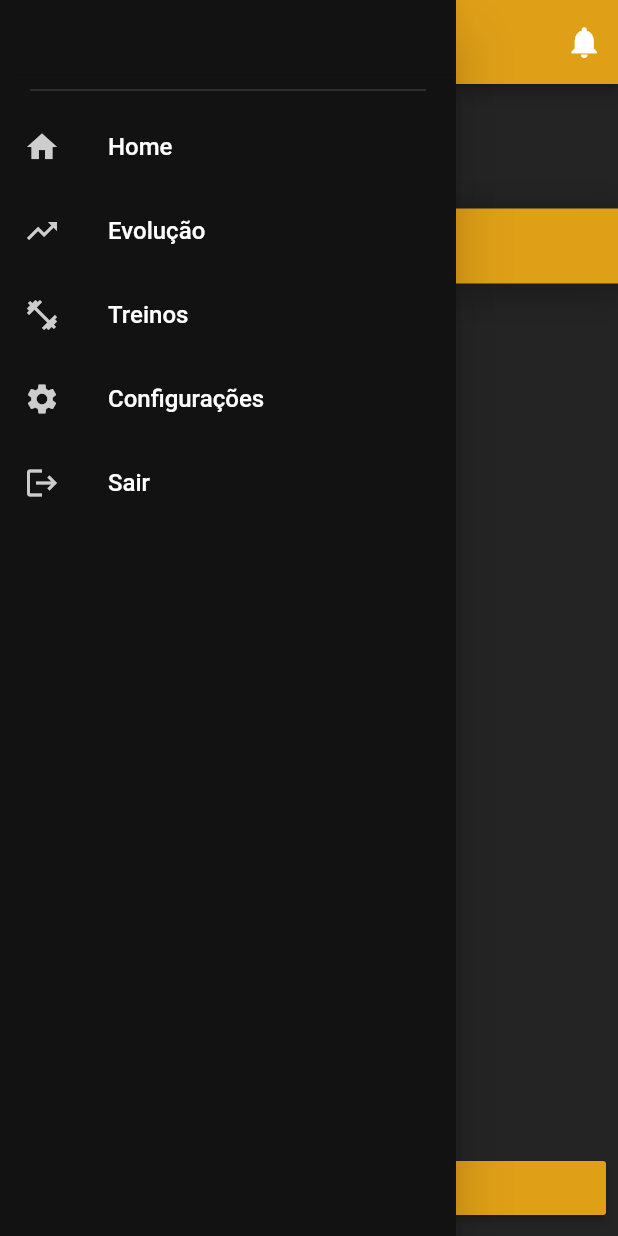
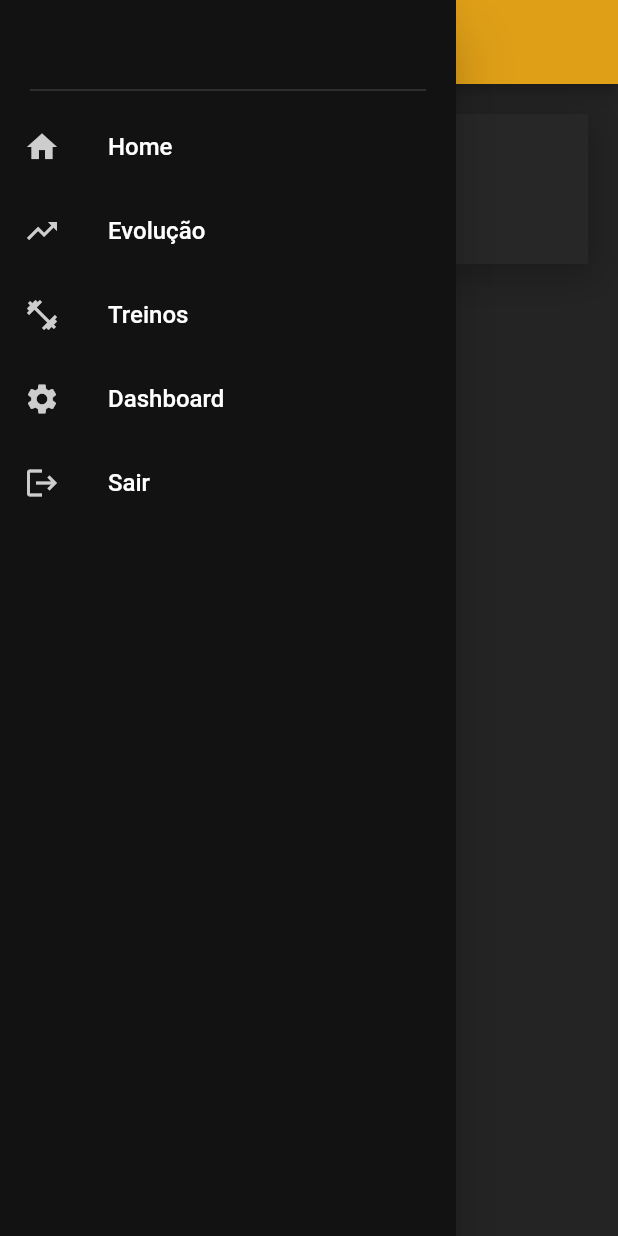
Before and after one commit to vitorhcoelho/Gym-Rats, a Flutter app: the HomePage screen opened directly, with the side drawer open, on a phone screen of 412 x 824 dp. Run offline on Flutter 3.47's test engine with Material 2 defaults, Android fonts, the phone set to English and light mode, and no system bars; our stand-ins replace cloud_firestore, firebase_auth; accounts and stored records are empty.

Commit message:
mudança tela inicial-tela dashboard-criação meta

```diff
--- a/lib/main.dart
+++ b/lib/main.dart
@@ -1,4 +1,6 @@
 import 'package:flutter/material.dart';
+import 'package:flutter_localizations/flutter_localizations.dart';
+import 'package:gym_rats/modules/dashboard/view/dashboard.dart';
 import 'package:gym_rats/modules/evolution/view/evolucao.dart';
 import 'package:gym_rats/modules/home/view/home_page.dart';
 import 'package:gym_rats/modules/login/view/login_page.dart';
@@ -6,6 +8,7 @@ import 'package:gym_rats/modules/training/view/new_training.dart';
 import 'package:gym_rats/modules/training/view/training_form.dart';
 import 'package:scoped_model/scoped_model.dart';
 import 'models/usuariosModel.dart';
+import 'modules/dashboard/view/meta_cadastro.dart';
 import 'modules/evolution/view/evolucao_cadastro.dart';
 import 'modules/sign_up/view/sign_up_page.dart';
 
@@ -39,6 +42,11 @@ class _MyHomePageState extends State<MyHomePage> {
     return ScopedModel<Usuario>(
       model: Usuario(),
       child: MaterialApp(
+        localizationsDelegates: [
+          GlobalMaterialLocalizations.delegate,
+          GlobalWidgetsLocalizations.delegate
+        ],
+        supportedLocales: [const Locale('pt', 'BR')],
         initialRoute: '/login',
         routes: {
           // ignore: missing_required_param
@@ -48,7 +56,9 @@ class _MyHomePageState extends State<MyHomePage> {
           '/training_form': (context) => TrainingForm(),
           '/evolucao': (context) => EvolucaoPage(),
           '/evolucao_cadastro': (context) => EvolucaoForm(),
-          '/': (context) => HomePage(),
+          '/home': (context) => HomePage(),
+          '/dashboard': (context) => DashboardPage(),
+          '/meta_cadastro': (context) => MetaForm(),
         },
       ),
     );
--- a/lib/models/treinos.dart
+++ b/lib/models/treinos.dart
@@ -8,6 +8,7 @@ class Treinos {
   String series;
   String descanso;
   String dia;
+  int quantidade;
 
   Treinos();
 
@@ -19,5 +20,6 @@ class Treinos {
     series = document.data["series"];
     descanso = document.data["descanso"];
     dia = document.data["dia"];
+    quantidade = document.data["quantidade"];
   }
 }
--- a/lib/modules/home/components/training.dart
+++ /dev/null
@@ -1,31 +0,0 @@
-import 'package:flutter/material.dart';
-import 'package:flutter/widgets.dart';
-
-class Training extends StatelessWidget {
-  @override
-  Widget build(BuildContext context) {
-    return InkWell(
-      // onTap: doSomething,
-      child: SizedBox(
-        height: 50,
-        width: 100,
-        child: Container(
-          decoration: BoxDecoration(
-            color: Color(0xFFDF9F17),
-            boxShadow: [
-              BoxShadow(
-                color: Color(0xFF121212).withOpacity(0.5),
-                spreadRadius: 4,
-                blurRadius: 20,
-                offset: Offset(0, 4),
-              ),
-            ],
-          ),
-          child: Text('Supino Inclinado',
-              textAlign: TextAlign.left,
-              style: TextStyle(color: Colors.black, fontSize: 18)),
-        ),
-      ),
-    );
-  }
-}
--- a/lib/modules/home/components/trainingNull.dart
+++ b/lib/modules/home/components/trainingNull.dart
@@ -2,6 +2,10 @@ import 'package:flutter/material.dart';
 import 'package:flutter/widgets.dart';
 
 class TrainingNull extends StatelessWidget {
+  final String mensagem;
+
+  const TrainingNull(this.mensagem);
+
   @override
   Widget build(BuildContext context) {
     return Container(
@@ -26,7 +30,7 @@ class TrainingNull extends StatelessWidget {
                 ],
               ),
               child: Text(
-                "Nada de treinos por hoje...",
+                mensagem,
                 textAlign: TextAlign.left,
                 style: TextStyle(fontSize: 16, color: Colors.white),
               ),
--- a/lib/modules/home/view/home_page.dart
+++ b/lib/modules/home/view/home_page.dart
@@ -1,52 +1,69 @@
+import 'package:cloud_firestore/cloud_firestore.dart';
 import 'package:flutter/material.dart';
-import 'package:gym_rats/modules/home/components/training.dart';
-import '../../drawer/components/sideMenuDrawer.dart';
+import 'package:gym_rats/models/treinos.dart';
+import 'package:gym_rats/models/usuariosModel.dart';
+import 'package:gym_rats/modules/drawer/components/sideMenuDrawer.dart';
+import 'package:gym_rats/modules/home/components/trainingNull.dart';
+import 'package:gym_rats/modules/home/components/trainingTileHome.dart';
+import 'package:scoped_model/scoped_model.dart';
+import 'package:intl/intl.dart';
+import 'package:intl/date_symbol_data_local.dart';
 
-class HomePage extends StatelessWidget {
+class HomePage extends StatefulWidget {
+  @override
+  _HomePageState createState() => _HomePageState();
+}
+
+class _HomePageState extends State<HomePage> {
+  @override
+  void initState() {
+    super.initState();
+    initializeDateFormatting();
+  }
+
+  String dia = DateFormat.EEEE('pt_BR').format(DateTime.now());
+
   @override
   Widget build(BuildContext context) {
+    return Scaffold(
+        body: ScopedModelDescendant<Usuario>(builder: (context, child, model) {
+      if (model.isLoading)
+        return Center(
+          child: CircularProgressIndicator(),
+        );
+
       return Scaffold(
         drawerScrimColor: Colors.transparent,
         drawer: SideMenuDrawer(),
         backgroundColor: Color(0xFF242424),
         appBar: AppBar(
-        actions: [
-          Padding(
-            padding: EdgeInsets.only(right: 10),
-            child: Icon(
-              Icons.notifications,
-              color: Colors.white,
-              size: 25,
-            ),
-          )
-        ],
+          title: Text('Home'),
           flexibleSpace: Container(
             decoration: BoxDecoration(color: Color(0xFFDF9F17)),
           ),
         ),
-      body: Center(
-          child: ListView(
-        children: <Widget>[
-          Padding(
-              padding: EdgeInsets.fromLTRB(0, 30, 0, 30),
-              child: Text(
-                "Hoje",
-                textAlign: TextAlign.center,
-                style: TextStyle(fontSize: 20, color: Colors.white),
-              )),
-          Training(),
-        ],
-      )),
-      bottomNavigationBar: Padding(
-        padding: EdgeInsets.all(8.0),
-        // ignore: deprecated_member_use
-        child: RaisedButton(
-          onPressed: () {},
-          color: Color(0xFFDF9F17),
-          child: Text("DESCANSO",
-              style: TextStyle(color: Colors.black, fontSize: 18)),
-        ),
-      ),
+        body: FutureBuilder<QuerySnapshot>(
+            future: Firestore.instance
+                .collection("users")
+                .document(model.firebaseUser.uid)
+                .collection("treinos")
+                .where('dia', isEqualTo: dia)
+                .getDocuments(),
+            builder: (context, snapshot) {
+              if (snapshot.data == null || snapshot.data.documents.length == 0)
+                return Center(
+                  child: TrainingNull('Nada de treinos por hoje...'),
                 );
+              else
+                return ListView.builder(
+                    itemCount: snapshot.data.documents.length,
+                    itemBuilder: (ctx, i) {
+                      Treinos treinos =
+                          Treinos.fromDocument(snapshot.data.documents[i]);
+                      return TreinoHome(treinos);
+                    });
+            }),
+      );
+    }));
   }
 }
--- a/lib/modules/login/view/login_page.dart
+++ b/lib/modules/login/view/login_page.dart
@@ -200,7 +200,7 @@ class _LoginPageState extends State<LoginPage> {
 
   void _onSuccess() {
     Future.delayed(Duration(seconds: 2)).then((_) {
-      Navigator.of(context).pop();
+      Navigator.of(context).pushNamed('/home');
     });
   }
 
--- a/lib/modules/sign_up/view/sign_up_page.dart
+++ b/lib/modules/sign_up/view/sign_up_page.dart
@@ -198,6 +198,7 @@ class _SigninPageState extends State<SigninPage> {
                                 Map<String, dynamic> userData = {
                                   "name": _nameInputController.text,
                                   "email": _mailInputController.text,
+                                  "peso": 0
                                 };
 
                                 model.signUp(
--- a/lib/modules/training/view/new_training.dart
+++ b/lib/modules/training/view/new_training.dart
@@ -3,6 +3,7 @@ import 'package:flutter/material.dart';
 import 'package:gym_rats/models/treinos.dart';
 import 'package:gym_rats/models/usuariosModel.dart';
 import 'package:gym_rats/modules/drawer/components/sideMenuDrawer.dart';
+import 'package:gym_rats/modules/home/components/trainingNull.dart';
 import 'package:gym_rats/modules/training/view/training_tile.dart';
 import 'package:scoped_model/scoped_model.dart';
 
@@ -50,17 +51,16 @@ class _NewTrainingPageState extends State<NewTrainingPage> {
                 .collection("treinos")
                 .getDocuments(),
             builder: (context, snapshot) {
-              if (!snapshot.hasData)
+              if (snapshot.data == null || snapshot.data.documents.length == 0)
                 return Center(
-                  child: CircularProgressIndicator(),
+                  child: TrainingNull('Sem treinos cadastrados!'),
                 );
               else
                 return ListView.builder(
                     itemCount: snapshot.data.documents.length,
                     itemBuilder: (ctx, i) {
-                      Treinos treinos =
-                          Treinos.fromDocument(snapshot.data.documents[i]);
-                      return TreinoTile(treinos);
+                      return TreinoTile(
+                          Treinos.fromDocument(snapshot.data.documents[i]));
                     });
             }),
       );
--- a/pubspec.yaml
+++ b/pubspec.yaml
@@ -24,11 +24,14 @@ dependencies:
   flutter:
     sdk: flutter
   provider:
-
+  intl:
+  flutter_localizations:
+    sdk: flutter
 
   firebase_auth: ^0.11.1
   cloud_firestore: ^0.11.0+2
   scoped_model: ^1.0.1
+  charts_flutter:
 
   # The following adds the Cupertino Icons font to your application.
   # Use with the CupertinoIcons class for iOS style icons.
```
Also changed, not shown: lib/models/evolucaoModel.dart (+58 -0 lines), lib/models/treinosModel.dart (+14 -0 lines), lib/modules/dashboard/components/meta_tile.dart (added, +64 -0 lines), lib/modules/dashboard/view/dashboard.dart (added, +42 -0 lines), lib/modules/dashboard/view/meta_cadastro.dart (added, +89 -0 lines), lib/modules/drawer/components/sideMenuDrawer.dart (+8 -3 lines), lib/modules/home/components/trainingTileHome.dart (added, +171 -0 lines), lib/modules/routes/routes.dart (deleted, +0 -10 lines), lib/modules/training/view/training_form.dart (+26 -0 lines). Lines whose indentation alone changed are shown as unchanged.
